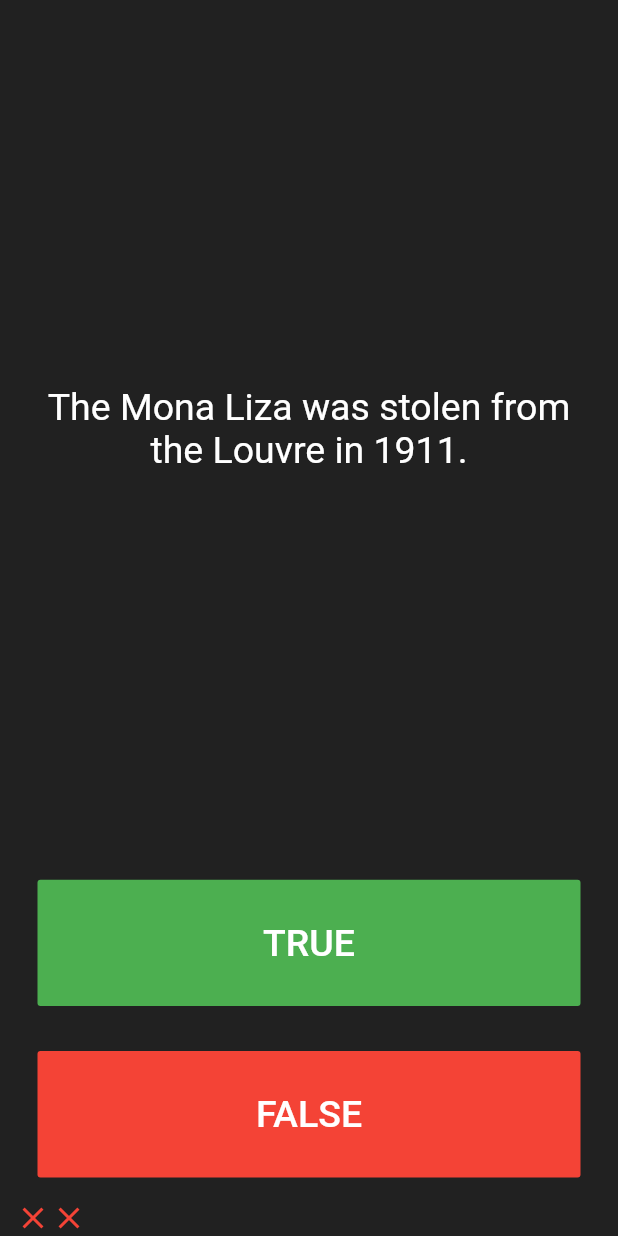
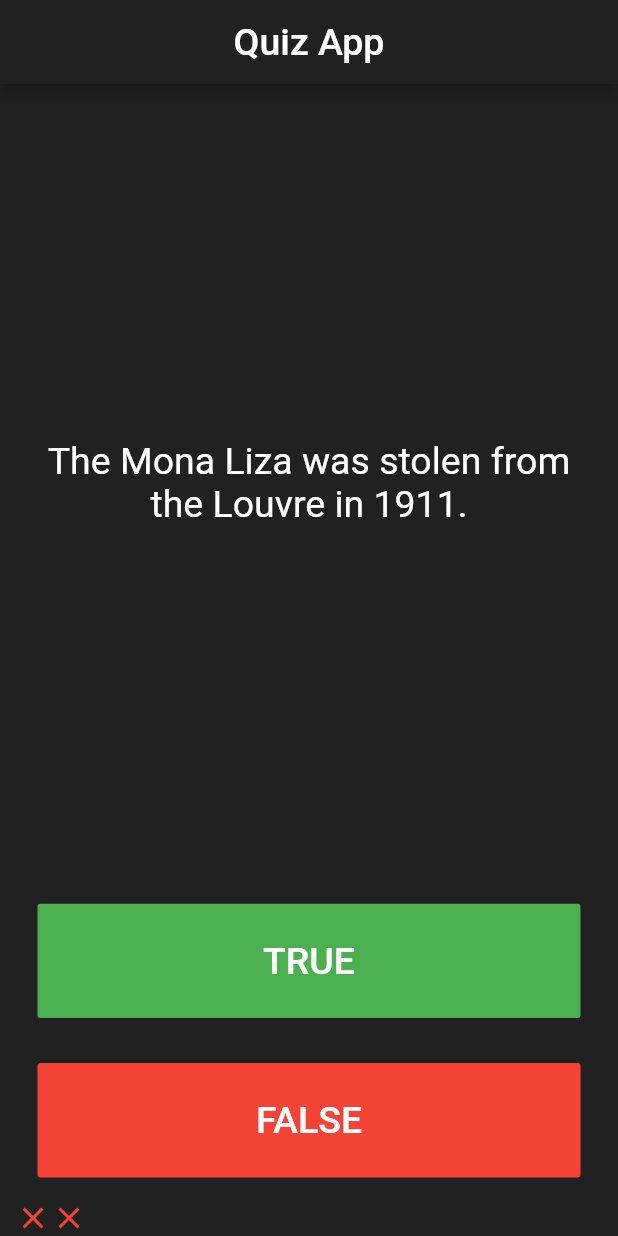
Before and after one commit to Zhamshid/quizzler_flutter, a Flutter app: the screen it shows after launch, after a tap on "TRUE", after a tap on "FALSE", on a phone screen of 412 x 824 dp. Run offline on Flutter 3.47's test engine with Material 2 defaults, Android fonts, the phone set to English and light mode, and no system bars.

Commit message:
last changes

```diff
--- a/lib/main.dart
+++ b/lib/main.dart
@@ -1,4 +1,5 @@
 import 'package:flutter/material.dart';
+
 import 'quiz_brain.dart';
 
 QuizBrain quizBrain = QuizBrain();
@@ -7,6 +8,17 @@ void main() {
   runApp(MaterialApp(
     debugShowCheckedModeBanner: false,
     home: Scaffold(
+      appBar: AppBar(
+        title: Center(
+            child: Text(
+          "Quiz App",
+          style: TextStyle(
+            fontSize: 25,
+          ),
+        )),
+        backgroundColor: Colors.grey[900],
+        shadowColor: Colors.black,
+      ),
       backgroundColor: Colors.grey[900],
       body: SafeArea(
         child: Padding(
@@ -28,7 +40,28 @@ class QuizPage extends StatefulWidget {
 class _QuizPageState extends State<QuizPage> {
   List scoreKeeper = [];
 
-  int numberOfQuestions = 0;
+  void checkAnswer(bool userPickedAnswer) {
+    bool correctAnswer = quizBrain.getAnswer();
+
+    setState(() {
+    if (userPickedAnswer == correctAnswer)
+    {
+      scoreKeeper.add(Icon(
+        Icons.check,
+        color: Colors.green,
+      ));
+    } else {
+      scoreKeeper.add(Icon(
+        Icons.close,
+        color: Colors.red,
+      ));
+    }
+
+    quizBrain.nextQuestion();
+    });
+  }
+
+
 
   @override
   Widget build(BuildContext context) {
@@ -42,7 +75,7 @@ class _QuizPageState extends State<QuizPage> {
             padding: const EdgeInsets.all(10.0),
             child: Center(
               child: Text(
-                quizBrain.qu_a[numberOfQuestions].questionText,
+                quizBrain.getQuestions(),
                 textAlign: TextAlign.center,
                 style: TextStyle(
                   color: Colors.white,
@@ -61,26 +94,8 @@ class _QuizPageState extends State<QuizPage> {
               color: Colors.green,
               onPressed: () {
                 //The user picked TRUE.
+                checkAnswer(true);
 
-                bool correctAnswer =
-                    quizBrain.qu_a[numberOfQuestions].questionAnswer;
-
-                if (scoreKeeper.length < 6 && correctAnswer == true) {
-                  scoreKeeper.add(Icon(
-                    Icons.check,
-                    color: Colors.green,
-                  ));
-                } else if (scoreKeeper.length < 6 && correctAnswer == false) {
-                  scoreKeeper.add(Icon(
-                    Icons.close,
-                    color: Colors.red,
-                  ));
-                }
-                setState(() {
-                  if (numberOfQuestions < 5) {
-                    numberOfQuestions++;
-                  }
-                });
               },
               child: Text(
                 'TRUE',
@@ -101,27 +116,7 @@ class _QuizPageState extends State<QuizPage> {
               color: Colors.red,
               onPressed: () {
                 //The user picked FALSE.
-
-                bool correctAnswer =
-                    quizBrain.qu_a[numberOfQuestions].questionAnswer;
-
-                if (correctAnswer == false) {
-                  scoreKeeper.add(Icon(
-                    Icons.check,
-                    color: Colors.green,
-                  ));
-                } else {
-                  scoreKeeper.add(Icon(
-                    Icons.close,
-                    color: Colors.red,
-                  ));
-                }
-
-                setState(() {
-                  if (numberOfQuestions < 5) {
-                    numberOfQuestions++;
-                  }
-                });
+                checkAnswer(false);
               },
               child: Text(
                 'FALSE',
--- a/lib/quiz_brain.dart
+++ b/lib/quiz_brain.dart
@@ -2,8 +2,9 @@ import 'package:quizzler_flutter/questions.dart';
 
 class QuizBrain {
 
+  int _numberOfQuestions = 0;
 
-  List<Questions> qu_a = [
+  List<Questions> _qu_a = [
     Questions('Electrons move faster than the speed of light.', false),
     Questions('Light travels in a straight line.', true),
     Questions('The Mona Liza was stolen from the Louvre in 1911.', true),
@@ -12,5 +13,22 @@ class QuizBrain {
     Questions('The Big Apple is a nickname given to Washington D.C in 1971.', false),
   ];
 
+  void nextQuestion() {
+    if(_numberOfQuestions < _qu_a.length - 1){
+      _numberOfQuestions++;
+    }
+
+  }
+
+  String getQuestions (){
+    return _qu_a[_numberOfQuestions].questionText;
+  }
+
+  bool getAnswer (){
+    return _qu_a[_numberOfQuestions].questionAnswer;
+  }
+
+
+
 
 }
```
Also changed, not shown: lib/questions.dart (line endings or trailing spaces).
